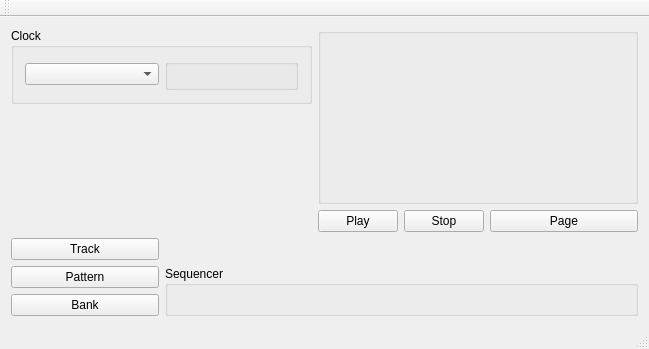
Before: the Qt Designer form apps/digitakt/midi_sequencer/midi_sequencer.ui in cequenser/sequencer, drawn with Qt 5.
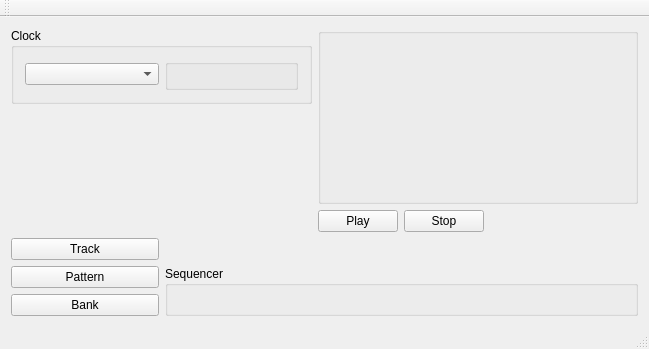
After: the same form once the commit is applied. Custom widgets are drawn as their Qt base class.

Diff of the .ui file:
```diff
--- a/apps/digitakt/midi_sequencer/midi_sequencer.ui
+++ b/apps/digitakt/midi_sequencer/midi_sequencer.ui
@@ -138,13 +138,6 @@
       </property>
      </widget>
     </item>
-    <item row="6" column="4">
-     <widget class="QPushButton" name="page_button">
-      <property name="text">
-       <string>Page</string>
-      </property>
-     </widget>
-    </item>
     <item row="0" column="2" rowspan="6" colspan="3">
      <widget class="qt::poti_group_t" name="control_group_box">
       <property name="title">
```
Left out of the diff: 51 changed lines with no effect on the pictures.
